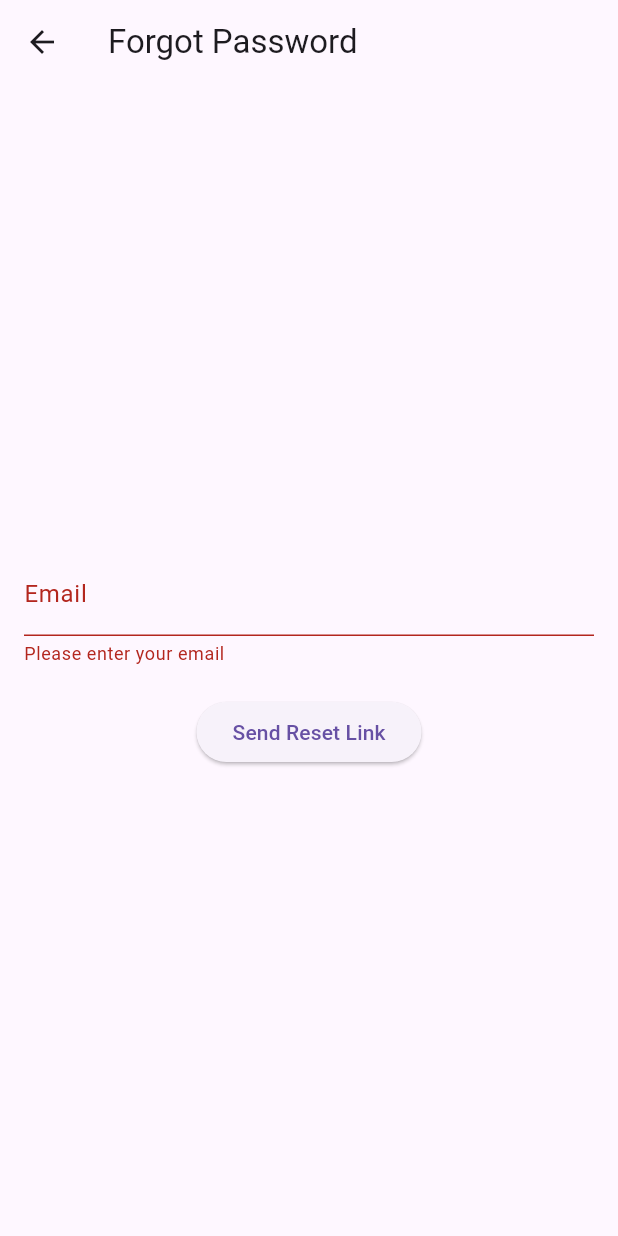
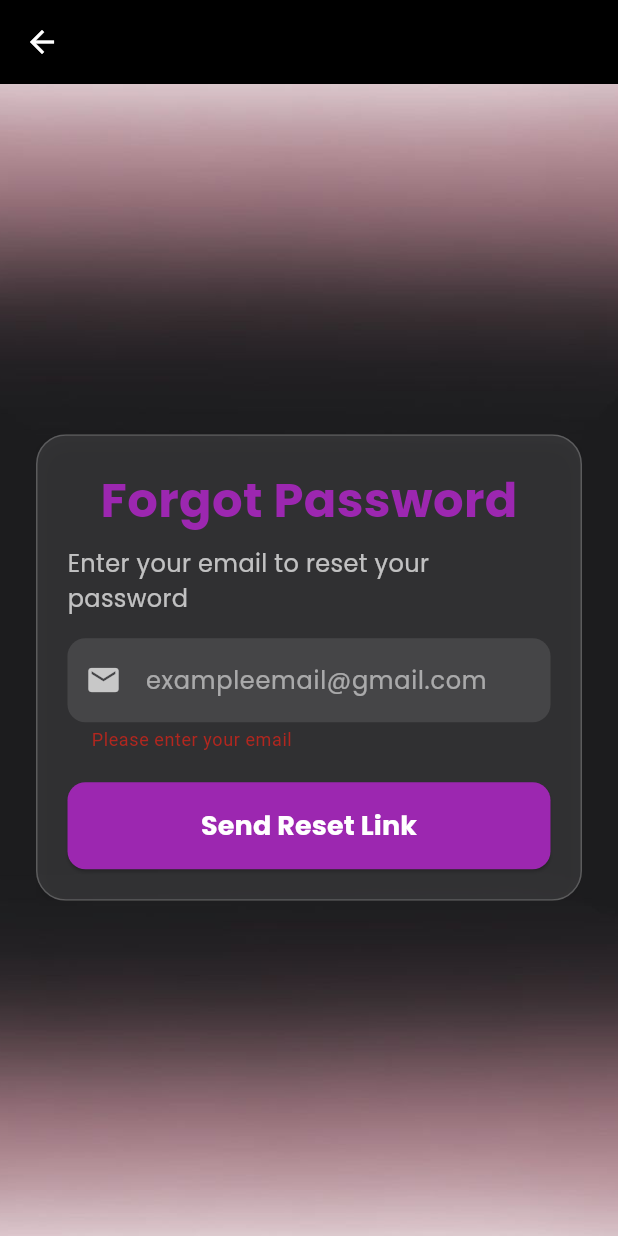
Before and after one commit to Nzenze314/LSA_flutter, a Flutter app: the ForgotPasswordPage screen opened directly, after a tap on "Send Reset Link", on a phone screen of 412 x 824 dp. Run offline on Flutter 3.47's test engine with Material 3 defaults, Android fonts, the phone set to English and light mode, and no system bars; our stand-ins replace flutter_markdown, google_fonts, shared_preferences, supabase_flutter; missing offline and left inert: flutter_overboard; accounts and stored records are empty.

Commit message:
Added functionality for forgot password page and email notification

```diff
--- a/lib/src/features/auth/forgot_password_page.dart
+++ b/lib/src/features/auth/forgot_password_page.dart
@@ -1,6 +1,7 @@
 import 'package:flutter/material.dart';
-import 'package:lsa_app/src/utils/constants.dart';
-import 'package:supabase_flutter/supabase_flutter.dart';
+import 'package:google_fonts/google_fonts.dart';
+import 'dart:ui'; // Needed for ImageFilter
+import 'package:lsa_app/src/utils/password_reset_service.dart';
 
 class ForgotPasswordPage extends StatefulWidget {
   const ForgotPasswordPage({super.key});
@@ -25,36 +26,29 @@ class _ForgotPasswordPageState extends State<ForgotPasswordPage> {
       setState(() {
         _isLoading = true;
       });
-      try {
-        await supabase.auth.resetPasswordForEmail(
-          _emailController.text,
-        );
+
+      final result = await PasswordResetService.resetPassword(_emailController.text);
+
       if (mounted) {
+        if (result['success']) {
           ScaffoldMessenger.of(context).showSnackBar(
             const SnackBar(
-              content: Text('Password reset link sent to your email.'),
+              content: Text('A new password has been sent to your email.'),
+              backgroundColor: Colors.green,
             ),
           );
-        }
-      } on AuthException catch (error) {
-        if (mounted) {
+          // Navigate back to login page
+          Navigator.of(context).pop();
+        } else {
           ScaffoldMessenger.of(context).showSnackBar(
             SnackBar(
-              content: Text(error.message),
+              content: Text(result['error'] ?? 'Password reset failed'),
               backgroundColor: Colors.red,
             ),
           );
         }
-      } catch (error) {
-        if (mounted) {
-          ScaffoldMessenger.of(context).showSnackBar(
-            const SnackBar(
-              content: Text('An unexpected error occurred.'),
-              backgroundColor: Colors.red,
-            ),
-          );
       }
-      } finally {
+
       if (mounted) {
         setState(() {
           _isLoading = false;
@@ -62,28 +56,98 @@ class _ForgotPasswordPageState extends State<ForgotPasswordPage> {
       }
     }
   }
-  }
 
   @override
   Widget build(BuildContext context) {
+    double screenHeight = MediaQuery.of(context).size.height;
+
     return Scaffold(
       appBar: AppBar(
-        title: const Text('Forgot Password'),
+        backgroundColor: const Color.fromARGB(255, 0, 0, 0),
+        elevation: 0,
+        leading: IconButton(
+          icon: const Icon(Icons.arrow_back, color: Colors.white),
+          onPressed: () => Navigator.of(context).pop(),
         ),
+      ),
+      extendBodyBehindAppBar: true,
       body: _isLoading
           ? const Center(child: CircularProgressIndicator())
-          : Padding(
-              padding: const EdgeInsets.all(16.0),
+          : SafeArea(
+              child: Container(
+                height: screenHeight,
+                child: Stack(
+                  alignment: AlignmentDirectional.center,
+                  children: [
+                    // Background Image
+                    Positioned.fill(
+                      child: Image.asset(
+                        'assets/images/bgSup2.jpg',
+                        fit: BoxFit.cover,
+                      ),
+                    ),
+                    // Content
+                    SingleChildScrollView(
+                      child: Padding(
+                        padding: const EdgeInsets.symmetric(horizontal: 24.0),
+                        child: Column(
+                          crossAxisAlignment: CrossAxisAlignment.center,
+                          children: [
+                            const SizedBox(height: 10),
+                            ClipRRect(
+                              child: BackdropFilter(
+                                filter: ImageFilter.blur(sigmaX: 15, sigmaY: 15),
+                                child: Container(
+                                  padding: const EdgeInsets.all(20),
+                                  decoration: BoxDecoration(
+                                    color: Colors.white.withOpacity(0.1),
+                                    borderRadius: BorderRadius.circular(20),
+                                    border: Border.all(
+                                      color: Colors.white.withOpacity(0.2),
+                                    ),
+                                    boxShadow: [
+                                      BoxShadow(
+                                        color: Colors.black.withOpacity(0.1),
+                                        blurRadius: 10,
+                                        offset: const Offset(0, 5),
+                                      ),
+                                    ],
+                                  ),
                                   child: Form(
                                     key: _formKey,
                                     child: Column(
-                  mainAxisAlignment: MainAxisAlignment.center,
                                       children: [
+                                        Text(
+                                          'Forgot Password',
+                                          style: GoogleFonts.poppins(
+                                            fontSize: 32,
+                                            fontWeight: FontWeight.bold,
+                                            color: const Color(0xFF9C27B0),
+                                          ),
+                                        ),
+                                        const SizedBox(height: 8),
+                                        Text(
+                                          'Enter your email to reset your password',
+                                          style: GoogleFonts.poppins(
+                                            fontSize: 16,
+                                            color: Colors.white70,
+                                          ),
+                                        ),
+                                        const SizedBox(height: 15),
                                         TextFormField(
                                           controller: _emailController,
-                      decoration: const InputDecoration(
-                        labelText: 'Email',
+                                          decoration: InputDecoration(
+                                            hintText: 'exampleemail@gmail.com',
+                                            hintStyle: GoogleFonts.poppins(color: Colors.white54),
+                                            prefixIcon: const Icon(Icons.email, color: Colors.white70),
+                                            filled: true,
+                                            fillColor: Colors.white.withOpacity(0.1),
+                                            border: OutlineInputBorder(
+                                              borderRadius: BorderRadius.circular(12),
+                                              borderSide: BorderSide.none,
                                             ),
+                                          ),
+                                          style: GoogleFonts.poppins(color: Colors.white),
                                           validator: (value) {
                                             if (value == null || value.isEmpty) {
                                               return 'Please enter your email';
@@ -92,9 +156,36 @@ class _ForgotPasswordPageState extends State<ForgotPasswordPage> {
                                           },
                                         ),
                                         const SizedBox(height: 20),
-                    ElevatedButton(
+                                        SizedBox(
+                                          width: double.infinity,
+                                          child: ElevatedButton(
                                             onPressed: _sendResetLink,
-                      child: const Text('Send Reset Link'),
+                                            style: ElevatedButton.styleFrom(
+                                              backgroundColor: const Color(0xFF9C27B0),
+                                              padding: const EdgeInsets.symmetric(vertical: 16),
+                                              shape: RoundedRectangleBorder(
+                                                borderRadius: BorderRadius.circular(12),
+                                              ),
+                                            ),
+                                            child: Text(
+                                              'Send Reset Link',
+                                              style: GoogleFonts.poppins(
+                                                fontSize: 18,
+                                                fontWeight: FontWeight.bold,
+                                                color: Colors.white,
+                                              ),
+                                            ),
+                                          ),
+                                        ),
+                                      ],
+                                    ),
+                                  ),
+                                ),
+                              ),
+                            ),
+                          ],
+                        ),
+                      ),
                     ),
                   ],
                 ),
--- a/pubspec.yaml
+++ b/pubspec.yaml
@@ -16,7 +16,7 @@ publish_to: 'none' # Remove this line if you wish to publish to pub.dev
 # https://developer.apple.com/library/archive/documentation/General/Reference/InfoPlistKeyReference/Articles/CoreFoundationKeys.html
 # In Windows, build-name is used as the major, minor, and patch parts
 # of the product and file versions while build-number is used as the build suffix.
-version: 0.9.6
+version: 0.9.7
 
 environment:
   sdk: ^3.7.2
```
Also changed, not shown: lib/src/features/onboarding/onboarding_page.dart (+6 -6 lines), lib/src/utils/password_reset_service.dart (added, +56 -0 lines). Lines whose indentation alone changed are shown as unchanged.
